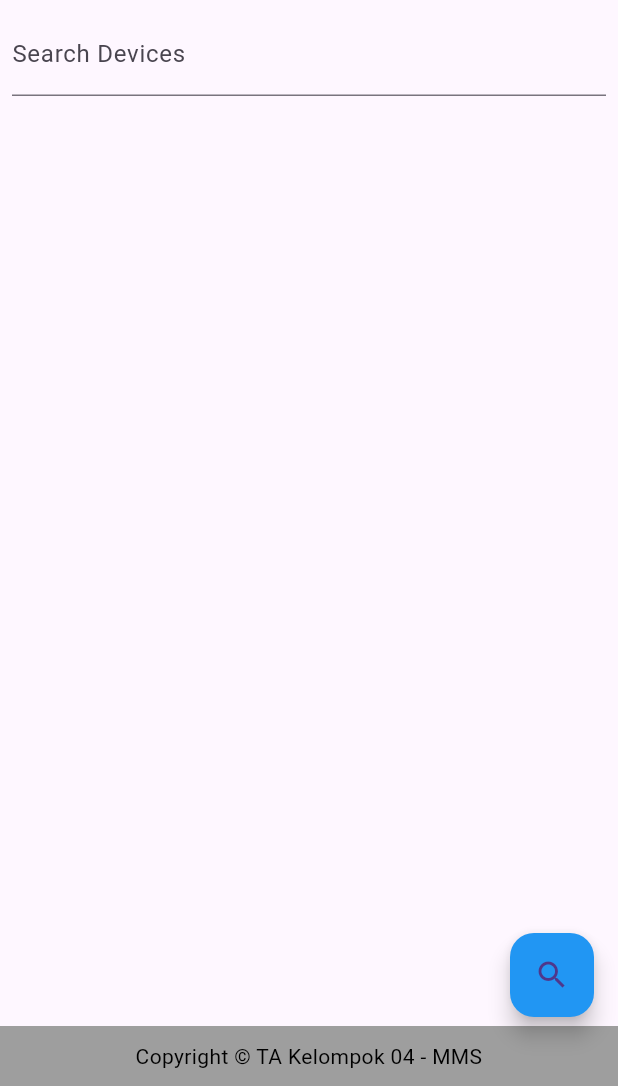
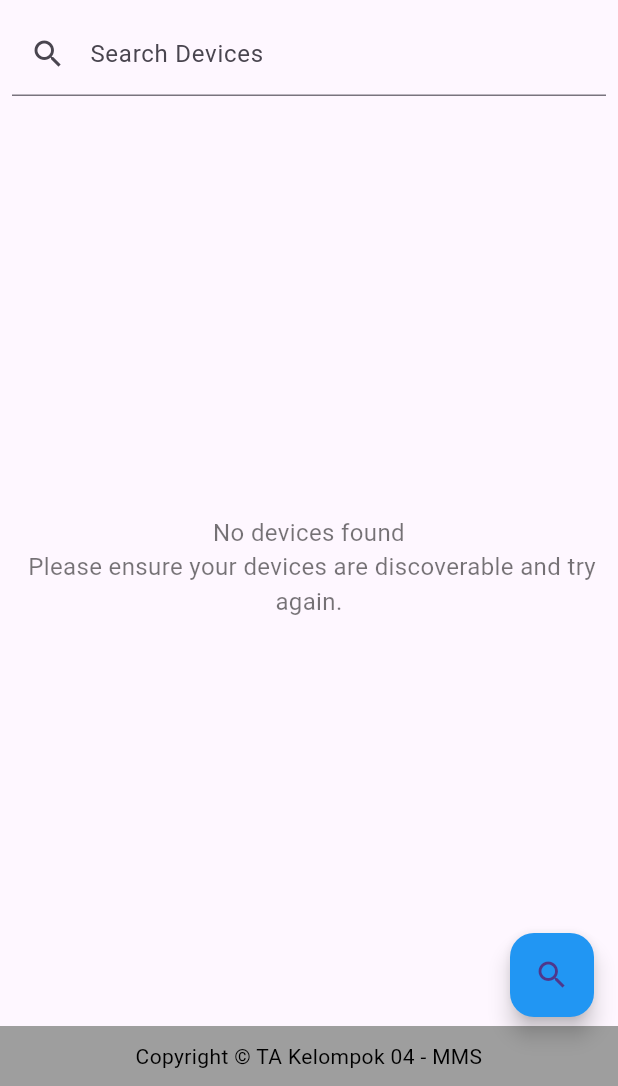
Before and after one commit to RivaldoXYZ/universal_configurator, a Flutter app: the screen it shows after launch, on a phone screen of 412 x 824 dp, the part 150-1236 px from its top. Run offline on Flutter 3.47's test engine with Material 3 defaults, Android fonts, the phone set to English and light mode, and no system bars; our stand-ins replace flutter_blue_plus, permission_handler; missing offline and left inert: app_settings.

Commit message:
Update UI/UX

```diff
--- a/lib/screens/scan_screen.dart
+++ b/lib/screens/scan_screen.dart
@@ -4,7 +4,6 @@
 import 'device_screen.dart';
 import '../utils/snackbar.dart';
 import '../widgets/scan_result_tile.dart';
-
 
 class ScanScreen extends StatefulWidget {
   const ScanScreen({super.key});
@@ -258,7 +257,10 @@
             Padding(
               padding: const EdgeInsets.all(8.0),
               child: TextField(
-                  decoration: const InputDecoration(labelText: 'Search Devices'),
+                decoration: const InputDecoration(
+                  labelText: 'Search Devices',
+                  prefixIcon: Icon(Icons.search), // Tambahkan ikon pencarian
+                ),
                 onChanged: (value) {
                   setState(() {
                     _searchQuery = value;
@@ -267,7 +269,15 @@
               ),
             ),
             Expanded(
-                child: ListView(
+              child: _systemDevices.isEmpty && _scanResults.isEmpty
+                  ? const Center(
+                child: Text(
+                  'No devices found \n Please ensure your devices are discoverable and try again.',
+                  style: TextStyle(fontSize: 16, color: Colors.black54),
+                  textAlign: TextAlign.center,
+                ),
+              )
+                  : ListView(
                 children: [
                   if (_systemDevices.isNotEmpty)
                     const Padding(
```
Also changed, not shown: lib/screens/bluetooth_off_screen.dart (+11 -2 lines), lib/screens/device_screen.dart (+25 -2 lines), lib/theme/theme.dart (added, +45 -0 lines), pubspec.lock. Lines whose indentation alone changed are shown as unchanged.
